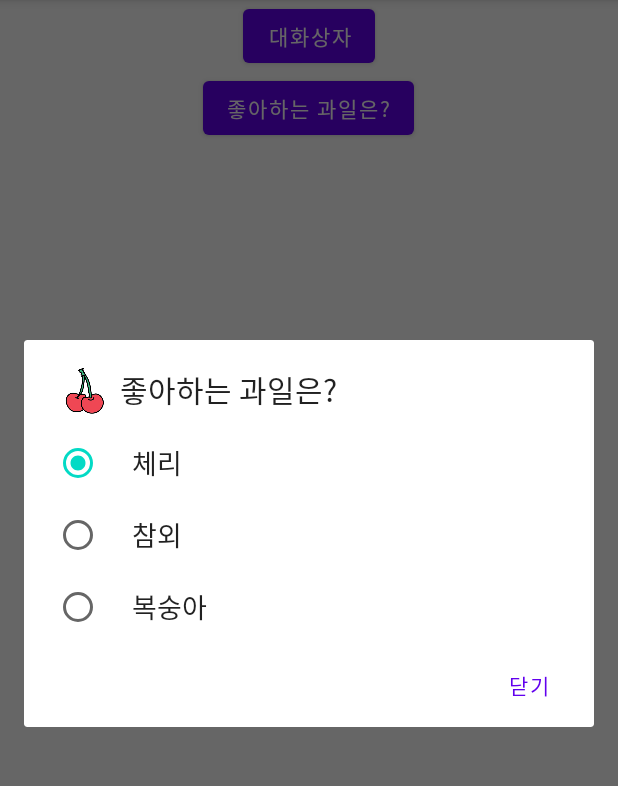
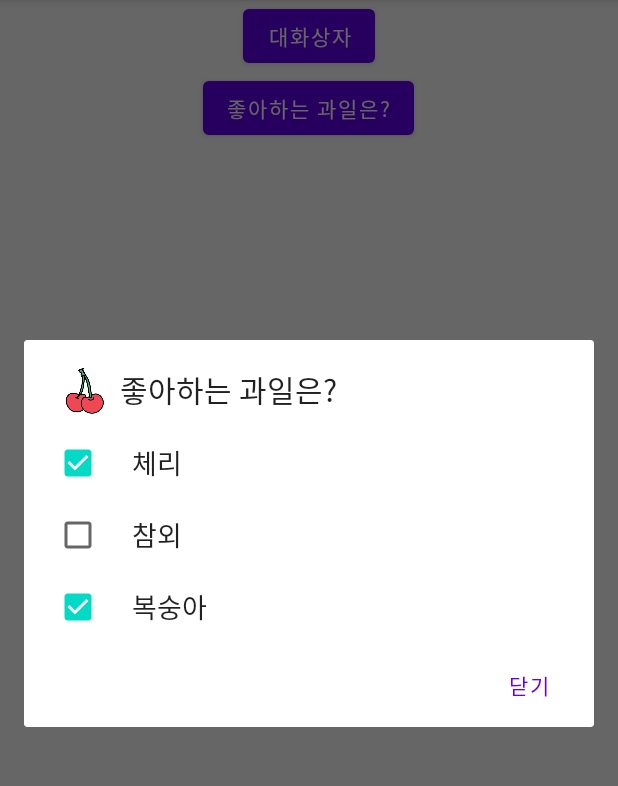
Before and after one commit to khjkhj0329/Ex14_15, an Android app: the screen it shows after launch (MainActivity), after a tap on "좋아하는 과일은?", on a phone screen of 412 x 824 dp, the part 84-870 px from its top. Run offline under Robolectric (Android 15) with nearby library versions, the phone set to English and light mode, and no system bars.

Commit message:
Edit MainActivity.java(setMultiChoiceItems) Commit

```diff
--- a/app/src/main/java/kr/hs/emirim/w2029/ex14_15/MainActivity.java
+++ b/app/src/main/java/kr/hs/emirim/w2029/ex14_15/MainActivity.java
@@ -12,6 +12,7 @@ import android.widget.Toast;
 
 public class MainActivity extends AppCompatActivity {
     String[] fruitsArr = {"체리", "참외", "복숭아"};
+    boolean[] chekArr = {true, false, true};
     int[] imgArr = {R.drawable.cherry, R.drawable.oriental_melon, R.drawable.peach};
     Button btnFruits;
     ImageView imgV;
@@ -41,12 +42,19 @@ public class MainActivity extends AppCompatActivity {
                     new AlertDialog.Builder(MainActivity.this)
                             .setTitle(R.string.btn_fruits)
                             .setItems(fruitsArr, fruitsItemListener)
-                            .setSingleChoiceItems(fruitsArr, 0, fruitsItemListener)
+                            .setMultiChoiceItems(fruitsArr, chekArr, fruitsMultiItemListener)
                             .setIcon(R.drawable.cherry)
                             .setPositiveButton("닫기", null)
                             .show();
                     break;
             }
+        }
+    };
+    DialogInterface.OnMultiChoiceClickListener fruitsMultiItemListener = new DialogInterface.OnMultiChoiceClickListener() {
+        @Override
+        public void onClick(DialogInterface dialog, int which, boolean isChecked) {
+            btnFruits.setText(fruitsArr[which]);
+            imgV.setImageResource(imgArr[which]);
         }
     };
     DialogInterface.OnClickListener fruitsItemListener = new DialogInterface.OnClickListener() {
```
